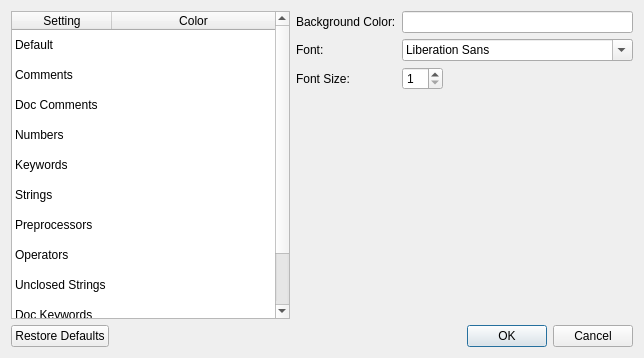
Above: ui/ThemeSettingsDialog.ui from kipr/kiss before the change. Below: the same form after it.
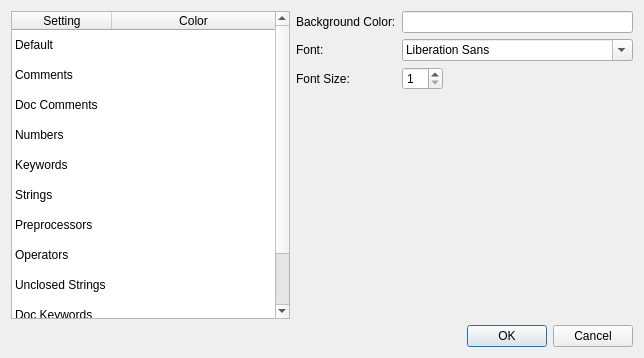
That is the form after the change. Custom widgets are drawn as their Qt base class.

Commit message: Removed 'restore defaults' button from 'theme settings dialog'

Patch:
```diff
--- a/ui/ThemeSettingsDialog.ui
+++ b/ui/ThemeSettingsDialog.ui
@@ -229,7 +229,7 @@
       <enum>Qt::Horizontal</enum>
      </property>
      <property name="standardButtons">
-      <set>QDialogButtonBox::Cancel|QDialogButtonBox::Ok|QDialogButtonBox::RestoreDefaults</set>
+      <set>QDialogButtonBox::Cancel|QDialogButtonBox::Ok</set>
      </property>
     </widget>
    </item>
```
The commit also changes 2 other files.
